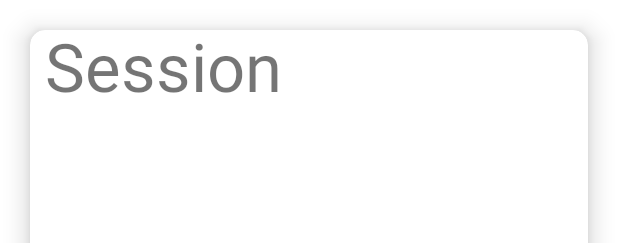
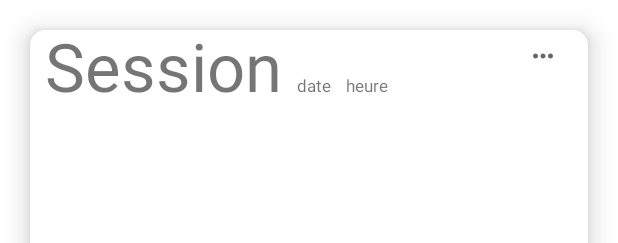
Before and after one commit to gragbar18/winderz, an Android app: the layout session_list_item.xml on its own in the app's theme, with its tools: preview values and no code run, on a phone screen of 412 x 824 dp. Shown: the top 243 px of the screen. Run offline under Robolectric (Android 15) with nearby library versions, the phone set to English and light mode, and no system bars.

Commit message:
delete and change part

```diff
--- a/app/src/main/res/layout/session_list_item.xml
+++ b/app/src/main/res/layout/session_list_item.xml
@@ -1,6 +1,7 @@
 <?xml version="1.0" encoding="utf-8"?>
 <FrameLayout xmlns:android="http://schemas.android.com/apk/res/android"
     xmlns:app="http://schemas.android.com/apk/res-auto"
+    xmlns:tools="http://schemas.android.com/tools"
     android:id="@+id/container"
     android:layout_width="match_parent"
     android:layout_height="400dp"
@@ -27,7 +28,7 @@
 
 
         <LinearLayout
-            android:layout_width="wrap_content"
+            android:layout_width="match_parent"
             android:layout_height="0dp"
             android:layout_weight="0.9"
             android:orientation="horizontal"
@@ -49,16 +50,30 @@
                 android:textSize="11sp"
                 android:gravity="bottom"
                 android:layout_marginEnd="10dp"
-                />
-
+                android:text="date"                />
 
             <TextView
                 android:id="@+id/session_hour"
                 android:layout_width="wrap_content"
                 android:layout_height="match_parent"
                 android:textSize="11sp"
+                android:text="heure"
+                android:gravity="bottom"/>
 
-                android:gravity="bottom"/>
+            <androidx.constraintlayout.widget.ConstraintLayout
+                android:layout_width="match_parent"
+                android:layout_height="match_parent"
+                tools:context=".MainActivity">
+                <TextView
+                    android:id="@+id/text"
+                    android:layout_width="20dp"
+                    android:layout_height="20dp"
+                    android:background="@drawable/ic_more_horiz"
+                    app:layout_constraintBottom_toBottomOf="parent"
+                    app:layout_constraintEnd_toEndOf="parent"
+                    app:layout_constraintTop_toTopOf="parent" />
+            </androidx.constraintlayout.widget.ConstraintLayout>
+
         </LinearLayout>
             <LinearLayout
                 android:layout_width="match_parent"
```
Also changed, not shown: app/src/main/res/menu/horiz_menu.xml (added, +9 -0 lines).
